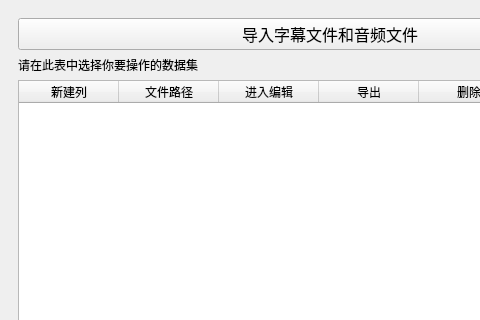
This is ui/main.ui in kslz/SoundLabel as Qt 5 draws it before an edit; both pictures show x 0 to 480 and y 0 to 320 of the 660 by 421 pixel window. The edited form follows.
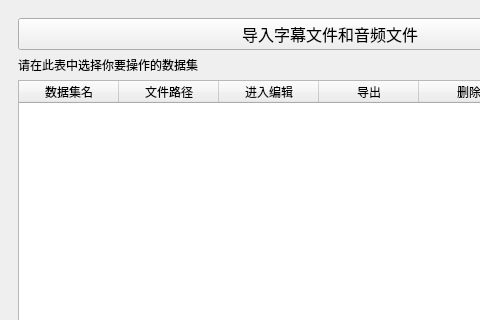
This is the edited form.

Commit message: 完成数据导入功能

The edit to the form file:
```diff
--- a/ui/main.ui
+++ b/ui/main.ui
@@ -41,7 +41,7 @@
         <widget class="QTableWidget" name="tableWidget">
          <column>
           <property name="text">
-           <string>新建列</string>
+           <string>数据集名</string>
           </property>
          </column>
          <column>
```
The commit also changes 5 other files.
